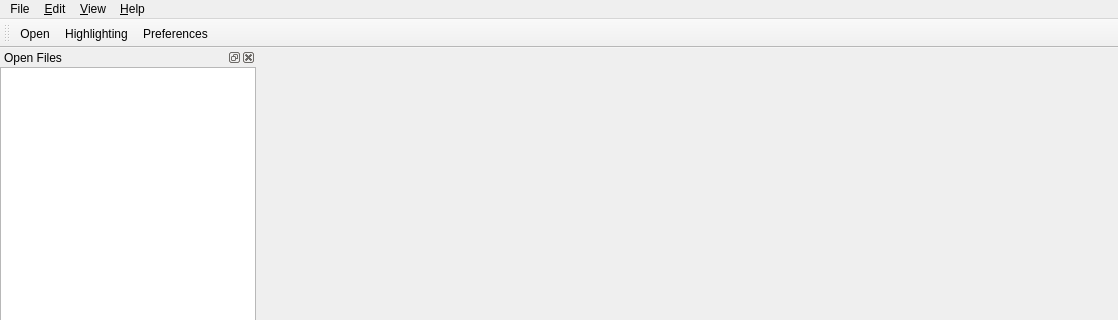
tomvodi/QTail, file src/gui/MainWindow.ui: the form before one commit; both pictures show x 0 to 1118 and y 0 to 320 of the 1118 by 784 pixel window.
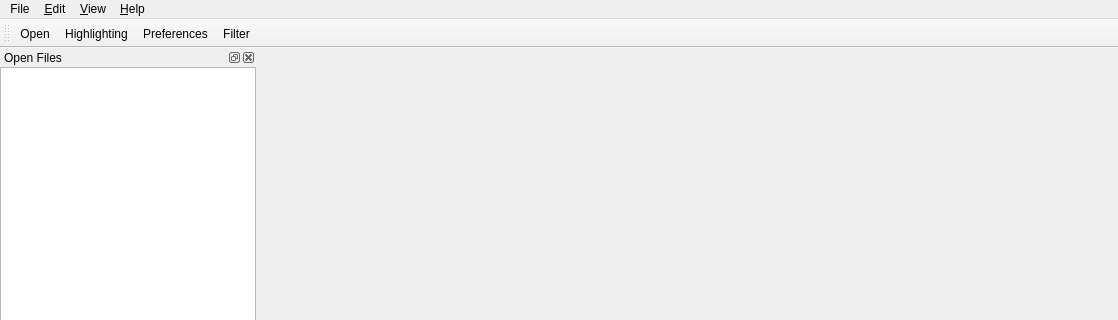
The form after the commit. Icons and pictures are not drawn.

Commit message: added basic filter dialog

What changed in the file:
```diff
--- a/src/gui/MainWindow.ui
+++ b/src/gui/MainWindow.ui
@@ -90,6 +90,7 @@
    <addaction name="actionOpen"/>
    <addaction name="actionHighlighting"/>
    <addaction name="actionPreferences"/>
+   <addaction name="actionFilter"/>
   </widget>
   <widget class="QStatusBar" name="statusBar"/>
   <widget class="QDockWidget" name="fileDockWidget">
@@ -183,6 +184,15 @@
     <string>&amp;Preferences</string>
    </property>
   </action>
+  <action name="actionFilter">
+   <property name="icon">
+    <iconset resource="resources.qrc">
+     <normaloff>:/resources/icons/actions/dialog-filters.png</normaloff>:/resources/icons/actions/dialog-filters.png</iconset>
+   </property>
+   <property name="text">
+    <string>Filter</string>
+   </property>
+  </action>
  </widget>
  <layoutdefault spacing="6" margin="11"/>
  <resources>
```
Left out of the diff: 1 changed line with no effect on the pictures. The commit also changes 14 other files.
